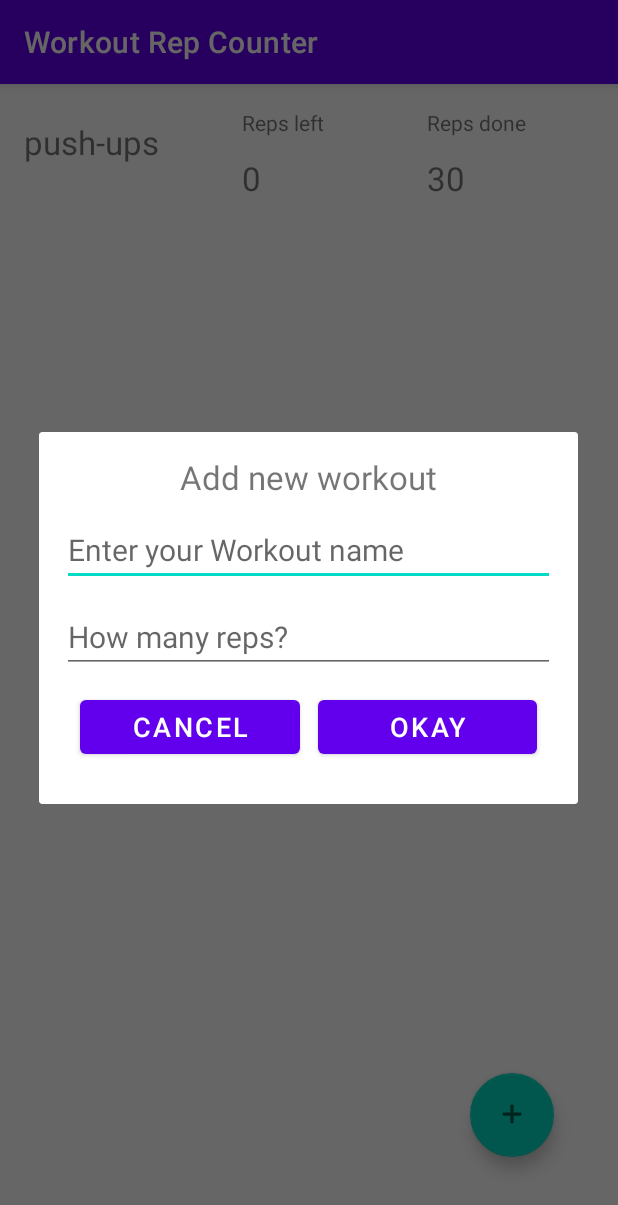
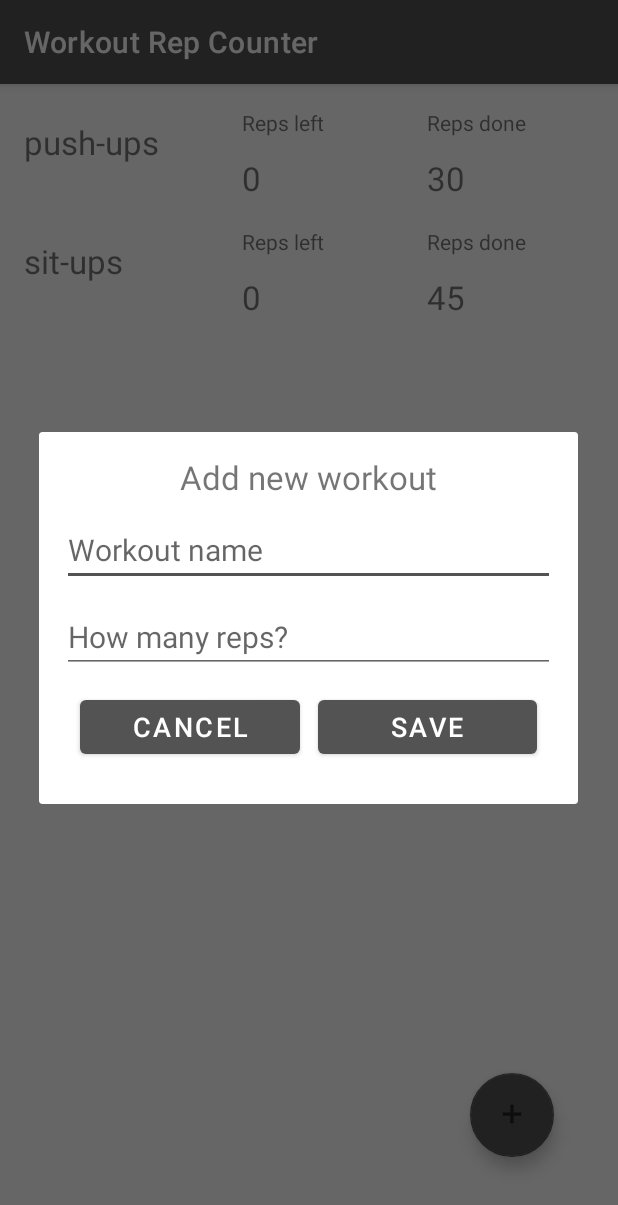
Before and after one commit to mariaanko/Workout-Rep-Counter, an Android app: the screen it shows after launch (MainActivity), after a tap on "add workout type", on a phone screen of 412 x 824 dp. Shown: the top 1205 px of the screen. Run offline under Robolectric (Android 15) with nearby library versions, the phone set to English and light mode, and no system bars.

Commit message:
setup for click listeners

```diff
--- a/app/src/main/java/com/wordpress/mariaanko/workoutrepcounter/MainActivity.kt
+++ b/app/src/main/java/com/wordpress/mariaanko/workoutrepcounter/MainActivity.kt
@@ -1,5 +1,6 @@
 package com.wordpress.mariaanko.workoutrepcounter
 
+import android.content.Intent
 import androidx.appcompat.app.AppCompatActivity
 import android.os.Bundle
 import android.widget.Button
@@ -40,6 +41,7 @@ class MainActivity : AppCompatActivity() {
     private fun addItem() {
 
         itemsList.add(WorkoutItems("push-ups", 30, 0))
+        itemsList.add(WorkoutItems("sit-ups", 45, 0))
         repsCountAdapter.notifyDataSetChanged()
     }
 
--- a/app/src/main/java/com/wordpress/mariaanko/workoutrepcounter/adapter/RepsCountAdapter.kt
+++ b/app/src/main/java/com/wordpress/mariaanko/workoutrepcounter/adapter/RepsCountAdapter.kt
@@ -33,6 +33,9 @@ internal class RepsCountAdapter (private var itemsList: ArrayList<WorkoutItems>)
         holder.workoutNameTextView.text = item.workoutName
         holder.totalRepsTextView.text = item.totalReps.toString()
         holder.repsLeftTextView.text = item.repsLeft.toString()
+        holder.itemView.setOnClickListener {
+
+        }
     }
 
 }
--- a/app/src/main/res/layout/add_dialog.xml
+++ b/app/src/main/res/layout/add_dialog.xml
@@ -14,7 +14,7 @@
         android:layout_width="match_parent"
         android:layout_height="wrap_content"
         android:layout_marginTop="10dp"
-        android:hint="Enter your Workout name"
+        android:hint="Workout name"
         android:textSize="20sp" />
     <EditText
         android:id="@+id/workout_total_reps_input"
@@ -41,7 +41,7 @@
         <Button
             android:layout_width="match_parent"
             android:layout_height="wrap_content"
-            android:text="Okay"
+            android:text="Save"
             android:textColor="#ffffff"
             android:textSize="18sp"
             android:layout_weight="1"
--- a/app/src/main/res/values-night/themes.xml
+++ b/app/src/main/res/values-night/themes.xml
@@ -2,12 +2,12 @@
     <!-- Base application theme. -->
     <style name="Theme.WorkoutRepCounter" parent="Theme.MaterialComponents.DayNight.DarkActionBar">
         <!-- Primary brand color. -->
-        <item name="colorPrimary">@color/purple_200</item>
-        <item name="colorPrimaryVariant">@color/purple_700</item>
+        <item name="colorPrimary">@color/grey</item>
+        <item name="colorPrimaryVariant">@color/grey_darker</item>
         <item name="colorOnPrimary">@color/black</item>
         <!-- Secondary brand color. -->
-        <item name="colorSecondary">@color/teal_200</item>
-        <item name="colorSecondaryVariant">@color/teal_200</item>
+        <item name="colorSecondary">@color/grey</item>
+        <item name="colorSecondaryVariant">@color/grey_darker</item>
         <item name="colorOnSecondary">@color/black</item>
         <!-- Status bar color. -->
         <item name="android:statusBarColor" tools:targetApi="l">?attr/colorPrimaryVariant</item>
--- a/app/src/main/res/values/themes.xml
+++ b/app/src/main/res/values/themes.xml
@@ -2,15 +2,18 @@
     <!-- Base application theme. -->
     <style name="Theme.WorkoutRepCounter" parent="Theme.MaterialComponents.DayNight.DarkActionBar">
         <!-- Primary brand color. -->
-        <item name="colorPrimary">@color/purple_500</item>
-        <item name="colorPrimaryVariant">@color/purple_700</item>
+        <item name="colorPrimary">@color/grey</item>
+        <item name="colorPrimaryVariant">@color/grey_darker</item>
         <item name="colorOnPrimary">@color/white</item>
         <!-- Secondary brand color. -->
-        <item name="colorSecondary">@color/teal_200</item>
-        <item name="colorSecondaryVariant">@color/teal_700</item>
+        <item name="colorSecondary">@color/grey</item>
+        <item name="colorSecondaryVariant">@color/grey_darker</item>
         <item name="colorOnSecondary">@color/black</item>
         <!-- Status bar color. -->
         <item name="android:statusBarColor" tools:targetApi="l">?attr/colorPrimaryVariant</item>
         <!-- Customize your theme here. -->
     </style>
+
+    <color name="grey">#535353</color>
+    <color name="grey_darker">#2E2E2E</color>
 </resources>
```
